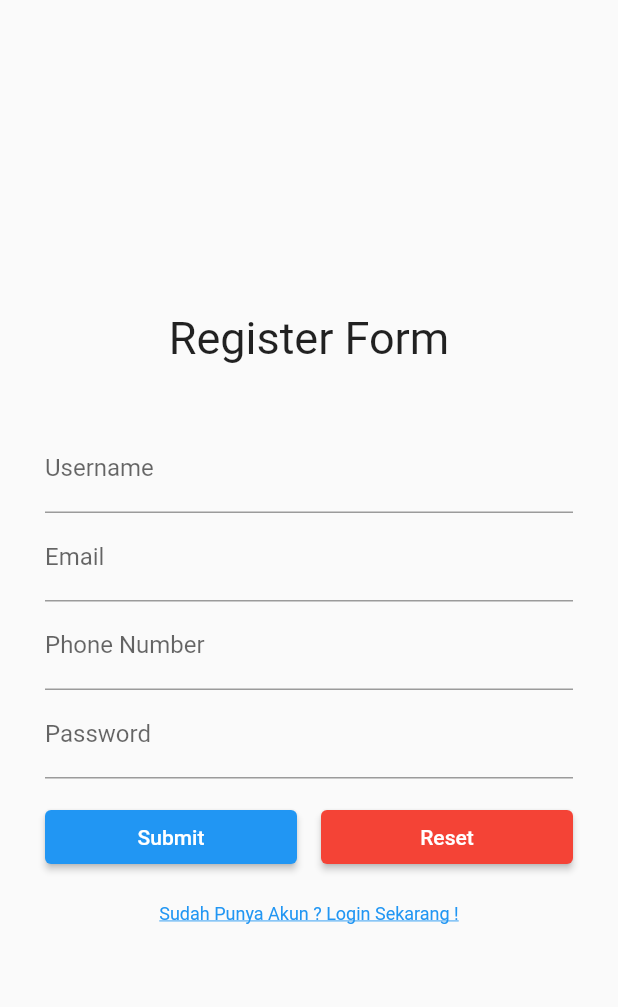
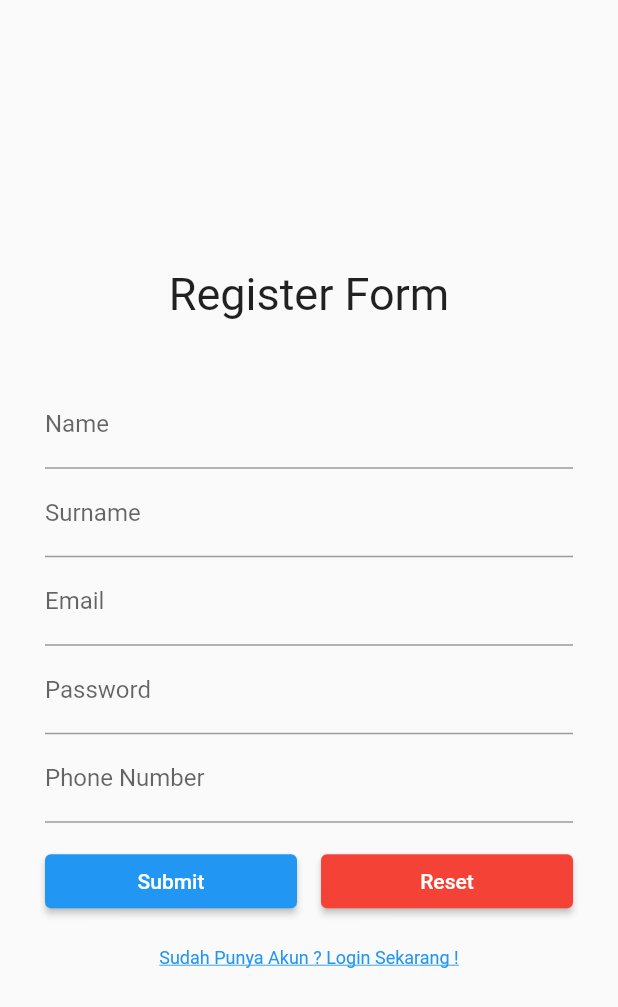
Before and after one commit to Tengku1/TA_mobile, a Flutter app: the RegisterPage screen opened by its route, on a phone screen of 412 x 824 dp. Shown: the top 1007 px of the screen. Run offline on Flutter 3.47's test engine with Material 2 defaults, Android fonts, the phone set to English and light mode, and no system bars; drawn by our look-alikes of overlay_support; our stand-ins replace banner_carousel, flutter_easyloading, geocoding, geolocator, get; network calls fail; Roboto replaces fonts that are missing (NeueHaasGrotesk).

Commit message:
add some valdiation at register

```diff
--- a/lib/pages/auth/register_page.dart
+++ b/lib/pages/auth/register_page.dart
@@ -26,10 +26,25 @@ class RegisterPage extends StatelessWidget {
                                 style: TextStyle(fontSize: 30)),
                             const SizedBox(height: 40),
                             TextFormField(
-                              controller: controller.usernameController,
+                              controller: controller.nameController,
                               keyboardType: TextInputType.text,
                               decoration:
-                                  const InputDecoration(labelText: 'Username'),
+                                  const InputDecoration(labelText: 'Name'),
+                              validator: (value) {
+                                if (value!.isEmpty) {
+                                  errorMessage.value =
+                                      'Kolom Tidak Boleh Kosong';
+                                  return 'Kolom Tidak Boleh Kosong';
+                                }
+                                errorMessage.value = "";
+                                return null;
+                              },
+                            ),
+                            TextFormField(
+                              controller: controller.surnameController,
+                              keyboardType: TextInputType.text,
+                              decoration:
+                                  const InputDecoration(labelText: 'Surname'),
                               validator: (value) {
                                 if (value!.isEmpty) {
                                   errorMessage.value =
@@ -61,10 +76,11 @@ class RegisterPage extends StatelessWidget {
                               },
                             ),
                             TextFormField(
-                              controller: controller.phoneController,
+                              controller: controller.pwdController,
+                              obscureText: true,
                               keyboardType: TextInputType.text,
-                              decoration: const InputDecoration(
-                                  labelText: 'Phone Number'),
+                              decoration:
+                                  const InputDecoration(labelText: 'Password'),
                               validator: (value) {
                                 if (value!.isEmpty) {
                                   errorMessage.value =
@@ -76,10 +92,10 @@ class RegisterPage extends StatelessWidget {
                               },
                             ),
                             TextFormField(
-                              controller: controller.pwdController,
+                              controller: controller.phoneController,
                               keyboardType: TextInputType.text,
-                              decoration:
-                                  const InputDecoration(labelText: 'Password'),
+                              decoration: const InputDecoration(
+                                  labelText: 'Phone Number'),
                               validator: (value) {
                                 if (value!.isEmpty) {
                                   errorMessage.value =
@@ -102,6 +118,7 @@ class RegisterPage extends StatelessWidget {
                                           errorMessage.value =
                                               "Isi Kolom Yang Dibutuhkan !";
                                         }
+                                        controller.register();
                                       },
                                       child: const Text('Submit'),
                                     ),
```
